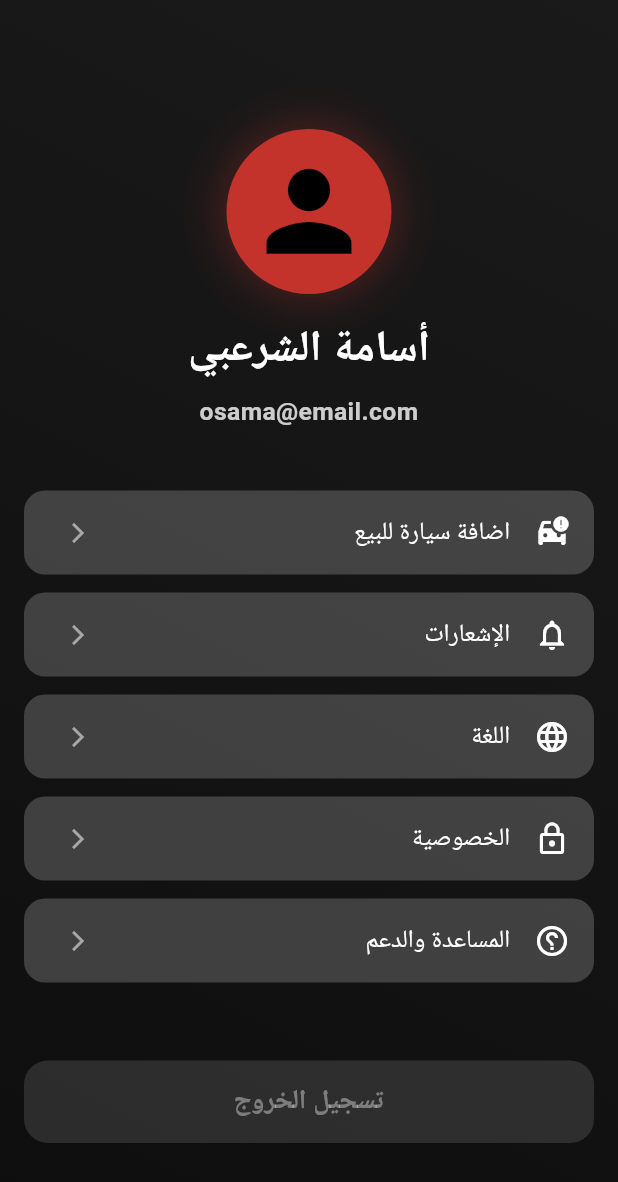
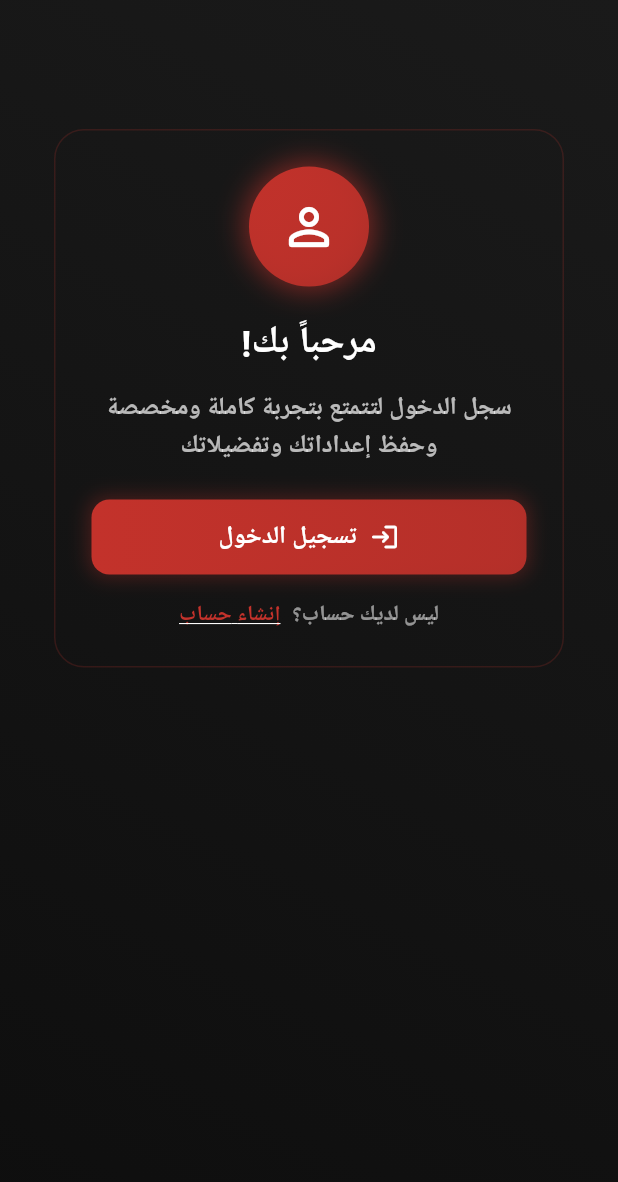
Before and after one commit to osama-ahmed-alsharabi/car-zone, a Flutter app: the ProfileView screen opened directly, on a phone screen of 412 x 824 dp. Shown: the top 1182 px of the screen. Run offline on Flutter 3.47's test engine with Material 3 defaults, Android fonts, the phone set to English and light mode, and no system bars; our stand-ins replace dio, firebase_auth, firebase_core, flutter_bloc, flutter_secure_storage, flutter_svg and 7 more; accounts and stored records are empty; Roboto replaces fonts that are missing (Cairo).

Commit message:
create a custom UI in the profile feature for the user if not login

```diff
--- /dev/null
+++ b/lib/features/profile/presentation/view/widgets/login_button_profile.dart
@@ -0,0 +1,68 @@
+import 'package:car_zone/core/router/app_router_const.dart';
+import 'package:car_zone/core/utils/app_colors.dart';
+import 'package:car_zone/core/utils/app_text_style.dart';
+import 'package:flutter/material.dart';
+import 'package:go_router/go_router.dart';
+
+class LoginButton extends StatelessWidget {
+  const LoginButton({super.key});
+
+  @override
+  Widget build(BuildContext context) {
+    return Container(
+      width: double.infinity,
+      height: 50,
+      decoration: BoxDecoration(
+        gradient: LinearGradient(
+          begin: Alignment.centerLeft,
+          end: Alignment.centerRight,
+          colors: [
+            AppColors.primaryColor,
+            AppColors.primaryColor.withAlpha(225),
+          ],
+        ),
+        borderRadius: BorderRadius.circular(12),
+        boxShadow: [
+          BoxShadow(
+            color: AppColors.primaryColor.withAlpha(80),
+            blurRadius: 10,
+            spreadRadius: 2,
+          ),
+        ],
+      ),
+      child: Material(
+        color: Colors.transparent,
+        child: InkWell(
+          borderRadius: BorderRadius.circular(12),
+          onTap: () {
+            _handleLogin(context);
+          },
+          child: const LoginButtonContent(),
+        ),
+      ),
+    );
+  }
+
+  void _handleLogin(BuildContext context) {
+    context.pushNamed(AppRouterConst.loginViewRouteName);
+  }
+}
+
+class LoginButtonContent extends StatelessWidget {
+  const LoginButtonContent({super.key});
+
+  @override
+  Widget build(BuildContext context) {
+    return Row(
+      mainAxisAlignment: MainAxisAlignment.center,
+      children: [
+        const Icon(Icons.login_rounded, color: Colors.white, size: 20),
+        const SizedBox(width: 8),
+        Text(
+          "تسجيل الدخول",
+          style: context.textStyle.text16Bold.copyWith(color: Colors.white),
+        ),
+      ],
+    );
+  }
+}
--- /dev/null
+++ b/lib/features/profile/presentation/view/widgets/login_prompt_description.dart
@@ -0,0 +1,18 @@
+import 'package:car_zone/core/utils/app_text_style.dart';
+import 'package:flutter/material.dart';
+
+class LoginPromptDescription extends StatelessWidget {
+  const LoginPromptDescription({super.key});
+
+  @override
+  Widget build(BuildContext context) {
+    return Text(
+      "سجل الدخول لتتمتع بتجربة كاملة ومخصصة\nوحفظ إعداداتك وتفضيلاتك",
+      style: context.textStyle.text16Bold.copyWith(
+        color: Colors.white70,
+        height: 1.5,
+      ),
+      textAlign: TextAlign.center,
+    );
+  }
+}
--- /dev/null
+++ b/lib/features/profile/presentation/view/widgets/login_prompt_icon.dart
@@ -0,0 +1,37 @@
+import 'package:car_zone/core/utils/app_colors.dart';
+import 'package:flutter/material.dart';
+
+class LoginPromptIcon extends StatelessWidget {
+  const LoginPromptIcon({super.key});
+
+  @override
+  Widget build(BuildContext context) {
+    return Container(
+      width: 80,
+      height: 80,
+      decoration: BoxDecoration(
+        shape: BoxShape.circle,
+        gradient: LinearGradient(
+          begin: Alignment.topLeft,
+          end: Alignment.bottomRight,
+          colors: [
+            AppColors.primaryColor,
+            AppColors.primaryColor.withAlpha(210),
+          ],
+        ),
+        boxShadow: [
+          BoxShadow(
+            color: AppColors.primaryColor.withAlpha(150),
+            blurRadius: 15,
+            spreadRadius: 3,
+          ),
+        ],
+      ),
+      child: const Icon(
+        Icons.person_outline_rounded,
+        color: Colors.white,
+        size: 40,
+      ),
+    );
+  }
+}
--- /dev/null
+++ b/lib/features/profile/presentation/view/widgets/login_prompt_section.dart
@@ -0,0 +1,36 @@
+import 'package:car_zone/core/utils/app_colors.dart';
+import 'package:car_zone/features/profile/presentation/view/widgets/login_button_profile.dart';
+import 'package:car_zone/features/profile/presentation/view/widgets/login_prompt_description.dart';
+import 'package:car_zone/features/profile/presentation/view/widgets/login_prompt_icon.dart';
+import 'package:car_zone/features/profile/presentation/view/widgets/login_prompt_title.dart';
+import 'package:car_zone/features/profile/presentation/view/widgets/register_prompt.dart';
+import 'package:flutter/material.dart';
+
+class LoginPromptSection extends StatelessWidget {
+  const LoginPromptSection({super.key});
+
+  @override
+  Widget build(BuildContext context) {
+    return Container(
+      padding: const EdgeInsets.all(24),
+      margin: const EdgeInsets.symmetric(horizontal: 20),
+      decoration: BoxDecoration(
+        borderRadius: BorderRadius.circular(20),
+        border: Border.all(color: AppColors.primaryColor.withAlpha(50)),
+      ),
+      child: Column(
+        children: [
+          const LoginPromptIcon(),
+          const SizedBox(height: 20),
+          const LoginPromptTitle(),
+          const SizedBox(height: 12),
+          const LoginPromptDescription(),
+          const SizedBox(height: 24),
+          const LoginButton(),
+          const SizedBox(height: 16),
+          const RegisterPrompt(),
+        ],
+      ),
+    );
+  }
+}
--- /dev/null
+++ b/lib/features/profile/presentation/view/widgets/login_prompt_title.dart
@@ -0,0 +1,18 @@
+import 'package:car_zone/core/utils/app_text_style.dart';
+import 'package:flutter/material.dart';
+
+class LoginPromptTitle extends StatelessWidget {
+  const LoginPromptTitle({super.key});
+
+  @override
+  Widget build(BuildContext context) {
+    return Text(
+      "مرحباً بك!",
+      style: context.textStyle.text24Bold.copyWith(
+        color: Colors.white,
+        fontWeight: FontWeight.bold,
+      ),
+      textAlign: TextAlign.center,
+    );
+  }
+}
--- a/lib/features/profile/presentation/view/widgets/profile_body.dart
+++ b/lib/features/profile/presentation/view/widgets/profile_body.dart
@@ -1,6 +1,5 @@
-import 'package:car_zone/core/widgets/custom_button_widget.dart';
+import 'package:car_zone/features/profile/presentation/view/widgets/profile_content_bloc_builder.dart';
 import 'package:car_zone/features/profile/presentation/view/widgets/profile_header.dart';
-import 'package:car_zone/features/profile/presentation/view/widgets/setting_setion.dart';
 import 'package:flutter/material.dart';
 
 class ProfileBody extends StatelessWidget {
@@ -24,9 +23,7 @@ class ProfileBody extends StatelessWidget {
               SizedBox(height: 70),
               ProfileHeader(),
               SizedBox(height: 40),
-              SettingsSection(),
-              SizedBox(height: 40),
-              CustomButtonWidget(text: "تسجيل الخروج"),
+              ProfileContentBlocBuilder(),
             ],
           ),
         ),
--- a/lib/features/profile/presentation/view/widgets/profile_header.dart
+++ b/lib/features/profile/presentation/view/widgets/profile_header.dart
@@ -1,39 +1,26 @@
-import 'package:car_zone/core/utils/app_text_style.dart';
+import 'package:car_zone/features/home/presentation/view_model/user_view_model.dart/user_view_model_cubit.dart';
+import 'package:car_zone/features/home/presentation/view_model/user_view_model.dart/user_view_model_state.dart';
+import 'package:car_zone/features/profile/presentation/view/widgets/login_prompt_section.dart';
+import 'package:car_zone/features/profile/presentation/view/widgets/profile_loading_section.dart';
+import 'package:car_zone/features/profile/presentation/view/widgets/user_profile_section.dart';
 import 'package:flutter/material.dart';
+import 'package:flutter_bloc/flutter_bloc.dart';
 
 class ProfileHeader extends StatelessWidget {
   const ProfileHeader({super.key});
 
   @override
   Widget build(BuildContext context) {
-    return Column(
-      children: [
-        Container(
-          decoration: const BoxDecoration(
-            shape: BoxShape.circle,
-            boxShadow: [
-              BoxShadow(
-                color: Color(0x55C3322B),
-                blurRadius: 25,
-                spreadRadius: 3,
-              ),
-            ],
-          ),
-          child: const CircleAvatar(
-            radius: 55,
-            child: Icon(Icons.person, size: 85),
-          ),
-        ),
-        const SizedBox(height: 16),
-        Text("أسامة الشرعبي", style: context.textStyle.text28Bold),
-        const SizedBox(height: 8),
-        Text(
-          "osama@email.com",
-          style: context.textStyle.text16Bold.copyWith(
-            color: Colors.white.withAlpha(200),
-          ),
-        ),
-      ],
+    return BlocBuilder<UserViewModelCubit, UserViewModelState>(
+      builder: (context, state) {
+        if (state is UserViewModelHasData) {
+          return UserProfileSection(userState: state);
+        } else if (state is UserViewModelNoData) {
+          return const LoginPromptSection();
+        } else {
+          return const ProfileLoadingSection();
+        }
+      },
     );
   }
 }
--- /dev/null
+++ b/lib/features/profile/presentation/view/widgets/register_prompt.dart
@@ -0,0 +1,39 @@
+import 'package:car_zone/core/router/app_router_const.dart';
+import 'package:car_zone/core/utils/app_colors.dart';
+import 'package:car_zone/core/utils/app_text_style.dart';
+import 'package:flutter/material.dart';
+import 'package:go_router/go_router.dart';
+
+class RegisterPrompt extends StatelessWidget {
+  const RegisterPrompt({super.key});
+
+  @override
+  Widget build(BuildContext context) {
+    return Row(
+      mainAxisAlignment: MainAxisAlignment.center,
+      children: [
+        Text(
+          "ليس لديك حساب؟",
+          style: context.textStyle.text14Bold.copyWith(color: Colors.white54),
+        ),
+        const SizedBox(width: 8),
+        GestureDetector(
+          onTap: () {
+            _handleRegister(context);
+          },
+          child: Text(
+            "إنشاء حساب",
+            style: context.textStyle.text14Bold.copyWith(
+              color: AppColors.primaryColor,
+              decoration: TextDecoration.underline,
+            ),
+          ),
+        ),
+      ],
+    );
+  }
+
+  void _handleRegister(BuildContext context) {
+    context.pushNamed(AppRouterConst.registerViewRouteName);
+  }
+}
--- a/lib/features/profile/presentation/view/widgets/setting_setion.dart
+++ b/lib/features/profile/presentation/view/widgets/setting_setion.dart
@@ -32,7 +32,7 @@ class SettingsSection extends StatelessWidget {
         return Container(
           margin: const EdgeInsets.only(bottom: 12),
           decoration: BoxDecoration(
-            color: Colors.white.withAlpha(50),
+            color: Colors.black,
             borderRadius: BorderRadius.circular(14),
           ),
           child: ListTile(
```
Also changed, not shown: lib/features/profile/presentation/view/widgets/profile_content_bloc_builder.dart (added, +27 -0 lines), lib/features/profile/presentation/view/widgets/profile_loading_section.dart (added, +53 -0 lines), lib/features/profile/presentation/view/widgets/user_profile_section.dart (added, +45 -0 lines).
